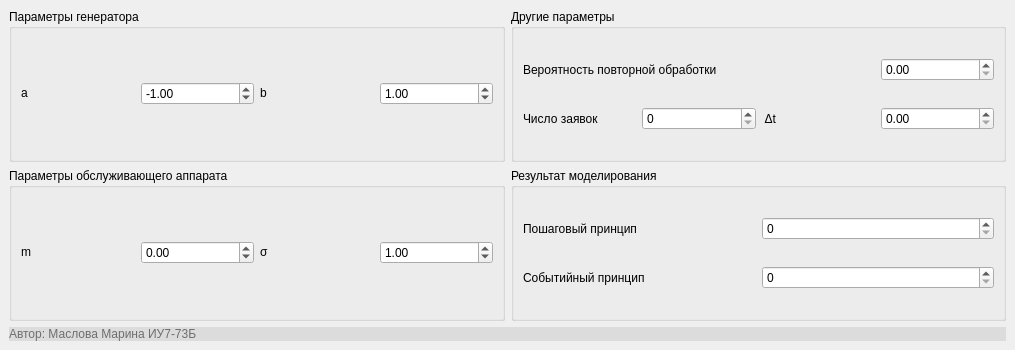
This is sem07/lab04/src/gui/lab04.ui in MyMiDiII/bmstu-modeling as Qt 5 draws it before an edit. The edited form follows.
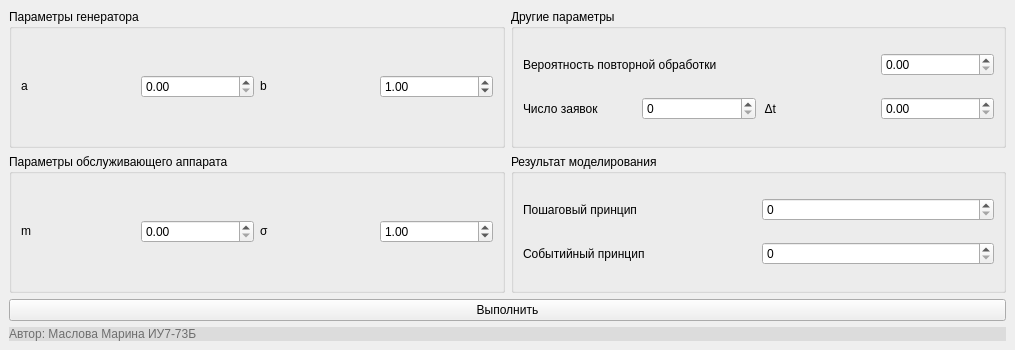
This is the edited form.

Commit message: ADD: lab04 event model with interface

Diff of the .ui file:
```diff
--- a/sem07/lab04/src/gui/lab04.ui
+++ b/sem07/lab04/src/gui/lab04.ui
@@ -16,7 +16,50 @@
   <widget class="QWidget" name="centralwidget">
    <layout class="QGridLayout" name="gridLayout_6">
     <item row="0" column="0">
-     <layout class="QGridLayout" name="gridLayout_5">
+     <layout class="QGridLayout" name="glMain">
+      <item row="1" column="1">
+       <widget class="QGroupBox" name="gbResults">
+        <property name="title">
+         <string>Результат моделирования</string>
+        </property>
+        <layout class="QGridLayout" name="gridLayout_3">
+         <item row="0" column="3">
+          <widget class="QSpinBox" name="sbMaxLenStep">
+           <property name="readOnly">
+            <bool>false</bool>
+           </property>
+           <property name="maximum">
+            <number>30000</number>
+           </property>
+          </widget>
+         </item>
+         <item row="0" column="2">
+          <widget class="QLabel" name="lblMaxLenStep">
+           <property name="text">
+            <string>Пошаговый принцип</string>
+           </property>
+          </widget>
+         </item>
+         <item row="1" column="2">
+          <widget class="QLabel" name="lblMaxLenEvent">
+           <property name="text">
+            <string>Событийный принцип</string>
+           </property>
+          </widget>
+         </item>
+         <item row="1" column="3">
+          <widget class="QSpinBox" name="sbMaxLenEvent">
+           <property name="readOnly">
+            <bool>false</bool>
+           </property>
+           <property name="maximum">
+            <number>30000</number>
+           </property>
+          </widget>
+         </item>
+        </layout>
+       </widget>
+      </item>
       <item row="0" column="1">
        <widget class="QGroupBox" name="gbOthersParams">
         <property name="title">
@@ -55,7 +98,11 @@
           </widget>
          </item>
          <item row="1" column="3">
-          <widget class="QDoubleSpinBox" name="dsbDeltaT"/>
+          <widget class="QDoubleSpinBox" name="dsbDeltaT">
+           <property name="maximum">
+            <double>1000.000000000000000</double>
+           </property>
+          </widget>
          </item>
          <item row="1" column="2">
           <widget class="QLabel" name="lblDeltaT">
@@ -136,7 +183,7 @@
             </sizepolicy>
            </property>
            <property name="minimum">
-            <double>-1000.000000000000000</double>
+            <double>0.000000000000000</double>
            </property>
            <property name="maximum">
             <double>1000.000000000000000</double>
@@ -183,16 +230,16 @@
             </sizepolicy>
            </property>
            <property name="minimum">
-            <double>-1000.000000000000000</double>
+            <double>0.000000000000000</double>
            </property>
            <property name="maximum">
-            <double>1000.000000000000000</double>
+            <double>10000.000000000000000</double>
            </property>
            <property name="singleStep">
             <double>0.010000000000000</double>
            </property>
            <property name="value">
-            <double>-1.000000000000000</double>
+            <double>0.000000000000000</double>
            </property>
           </widget>
          </item>
@@ -218,10 +265,10 @@
             </sizepolicy>
            </property>
            <property name="minimum">
-            <double>-1000.000000000000000</double>
+            <double>0.000000000000000</double>
            </property>
            <property name="maximum">
-            <double>1000.000000000000000</double>
+            <double>10000.000000000000000</double>
            </property>
            <property name="singleStep">
             <double>0.010000000000000</double>
@@ -234,44 +281,7 @@
         </layout>
        </widget>
       </item>
-      <item row="1" column="1">
-       <widget class="QGroupBox" name="gbResults">
-        <property name="title">
-         <string>Результат моделирования</string>
-        </property>
-        <layout class="QGridLayout" name="gridLayout_3">
-         <item row="0" column="3">
-          <widget class="QSpinBox" name="sbMaxLen">
-           <property name="maximum">
-            <number>30000</number>
-           </property>
-          </widget>
-         </item>
-         <item row="0" column="2">
-          <widget class="QLabel" name="lblMaxLen">
-           <property name="text">
-            <string>Пошаговый принцип</string>
-           </property>
-          </widget>
-         </item>
-         <item row="1" column="2">
-          <widget class="QLabel" name="lblMaxLen_2">
-           <property name="text">
-            <string>Событийный принцип</string>
-           </property>
-          </widget>
-         </item>
-         <item row="1" column="3">
-          <widget class="QSpinBox" name="sbMaxLen_2">
-           <property name="maximum">
-            <number>30000</number>
-           </property>
-          </widget>
-         </item>
-        </layout>
-       </widget>
-      </item>
-      <item row="2" column="0" colspan="2">
+      <item row="3" column="0" colspan="2">
        <widget class="QLabel" name="lblAuthor">
         <property name="sizePolicy">
          <sizepolicy hsizetype="Preferred" vsizetype="Fixed">
@@ -288,6 +298,13 @@
         </property>
        </widget>
       </item>
+      <item row="2" column="0" colspan="2">
+       <widget class="QPushButton" name="btnRun">
+        <property name="text">
+         <string>Выполнить</string>
+        </property>
+       </widget>
+      </item>
      </layout>
     </item>
    </layout>
```
Left out of the diff: 8 changed lines with no effect on the pictures. The commit also changes 5 other files.
